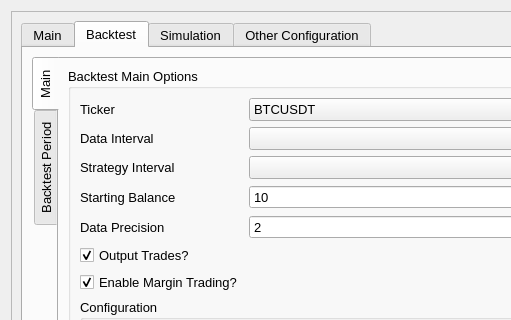
First picture: the form in UI/configuration.ui, repository ZENALC/algobot, before the edit; both pictures show x 0 to 511 and y 0 to 320 of the 1044 by 776 pixel window.
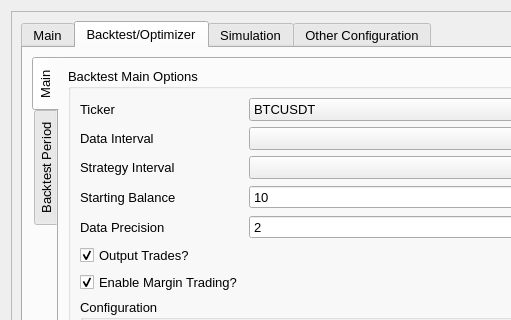
Second picture: the form after the edit. The open tabs and pages were chosen to show the change.

Commit message: added initial slots for optimizer

Diff of the .ui file:
```diff
--- a/UI/configuration.ui
+++ b/UI/configuration.ui
@@ -559,7 +559,7 @@
          </widget>
          <widget class="QWidget" name="backtestTab">
           <attribute name="title">
-           <string>Backtest</string>
+           <string>Backtest/Optimizer</string>
           </attribute>
           <layout class="QGridLayout" name="gridLayout_21">
            <item row="0" column="0">
```
Left out of the diff: 2 changed lines with no effect on the pictures. The commit also changes 4 other files.
